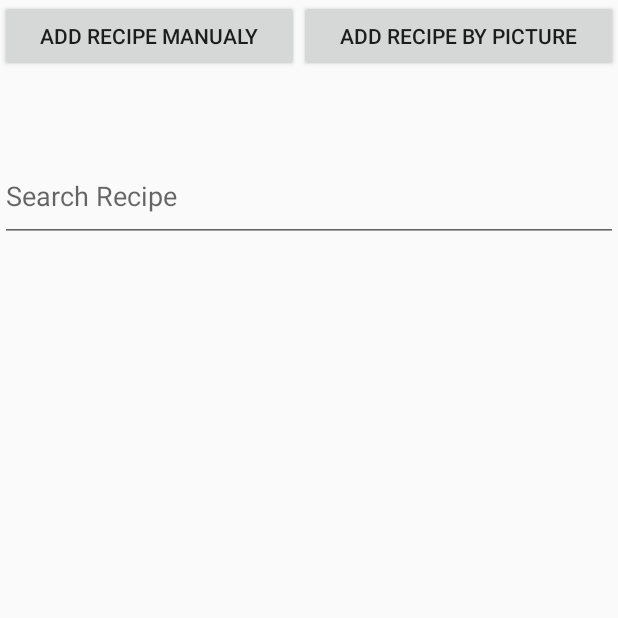
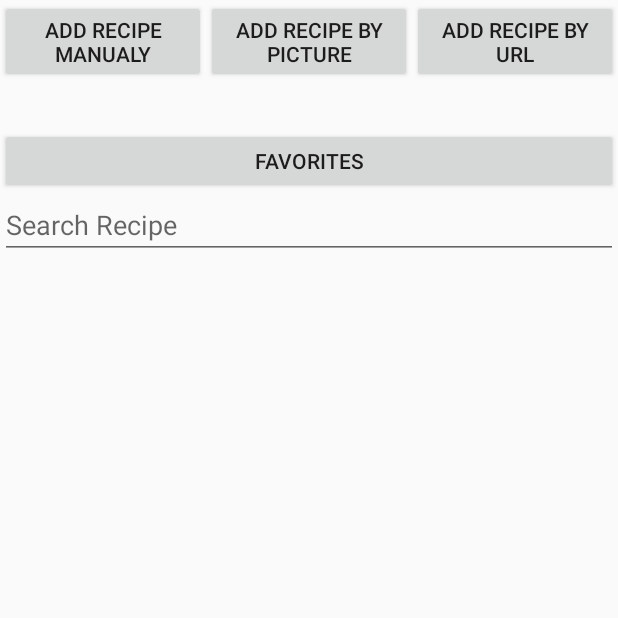
Before and after one commit to Niva13/My-Recipes, an Android app: the HomePageFrag screen opened through its navigation route, on a phone screen of 412 x 824 dp, the top half of it. Run offline under Robolectric (Android 15) with nearby library versions, the phone set to English and light mode, and no system bars; our stand-ins replace Firebase (no records; nobody signed in at launch, a user with empty details on screens opened directly).

Commit message:
2.1.2025

```diff
--- a/app/src/main/java/com/example/recipes/activities/MainActivity.java
+++ b/app/src/main/java/com/example/recipes/activities/MainActivity.java
@@ -1,7 +1,12 @@
 package com.example.recipes.activities;
+
+
+import android.content.Context;
 import android.os.Bundle;
 import android.view.View;
 import android.widget.EditText;
+import android.widget.ListAdapter;
+import android.widget.TextView;
 import android.widget.Toast;
 
 import androidx.activity.EdgeToEdge;
@@ -11,12 +16,16 @@ import androidx.core.graphics.Insets;
 import androidx.core.view.ViewCompat;
 import androidx.core.view.WindowInsetsCompat;
 import androidx.navigation.Navigation;
+import androidx.recyclerview.widget.DefaultItemAnimator;
+import androidx.recyclerview.widget.LinearLayoutManager;
 import androidx.recyclerview.widget.RecyclerView;
 
 import com.example.recipes.R;
 import com.example.recipes.Recepie;
 import com.example.recipes.User;
+import com.example.recipes.fragments.CustomeAdapter;
 import com.example.recipes.fragments.DataModel;
+import com.example.recipes.fragments.HomePageFrag;
 import com.google.android.gms.tasks.OnCompleteListener;
 import com.google.android.gms.tasks.Task;
 import com.google.firebase.auth.AuthResult;
@@ -29,15 +38,22 @@ import com.google.firebase.database.FirebaseDatabase;
 import com.google.firebase.database.ValueEventListener;
 
 import java.util.ArrayList;
+import java.util.HashMap;
+import java.util.List;
+import java.util.Map;
 
 public class MainActivity extends AppCompatActivity {
 
     private FirebaseAuth mAuth;
     private User theUser;
-
     private String U_id;
 
+    private RecyclerView RV;
+    private CustomeAdapter adapter;
+    private List<DataModel> DS;
 
+
+    private boolean isFirstTime = true;
     @Override
     protected void onCreate(Bundle savedInstanceState) {
         super.onCreate(savedInstanceState);
@@ -118,6 +134,7 @@ public class MainActivity extends AppCompatActivity {
 
     public void saveRecepie(Recepie recepie) {
 
+        //FirebaseDatabase
         FirebaseDatabase database = FirebaseDatabase.getInstance();
         DatabaseReference myRef = database.getReference("users").child(U_id).child("recipes").child(recepie.getName());
 
@@ -126,30 +143,40 @@ public class MainActivity extends AppCompatActivity {
     }
 
 
-    public void readData(ArrayList<DataModel> dataSet) {
+    public void readData(Context context)
+    {
         // Read from the database
 
         FirebaseDatabase database = FirebaseDatabase.getInstance();
         FirebaseUser user = FirebaseAuth.getInstance().getCurrentUser();
         U_id = user.getUid();
 
-        DatabaseReference myRef = database.getReference("users").child(U_id);
-
+        DatabaseReference myRef = database.getReference("users").child(U_id).child("recipes");
+        try {
             myRef.addValueEventListener(new ValueEventListener() {
                 @Override
                 public void onDataChange(DataSnapshot dataSnapshot) {
-                User value = dataSnapshot.getValue(User.class);
-
-                RecyclerView RV = findViewById(R.id.RVRecipes);
-                //RV.setAdapter();
+                    LinearLayoutManager layoutManager= new LinearLayoutManager(context);
+                    RecyclerView Recipes = findViewById(R.id.RVRecipes);
+                    ArrayList<DataModel> dataSet  = new ArrayList<>();
+                    Recipes.setLayoutManager(layoutManager);
+                    Recipes.setItemAnimator(new DefaultItemAnimator());
 
 
-                /*if (value != null) {
-                    callback.onDataReceived(value);  // Pass the user data to the callback
-                }*/
+                    if(!isFirstTime){
+                        isFirstTime = false;
+                        dataSet.clear(); // Clear the dataset to avoid duplicates
+                    }
 
-                /*TextView Hello_user = findViewById(R.id.textView);
-                Hello_user.setText("Email: "+value.getEmail());*/
+                    for (DataSnapshot recipeSnapshot : dataSnapshot.getChildren()) {
+                        Map<String,Object> recepie = new HashMap<>();
+                        recepie.put(recipeSnapshot.getKey(),recipeSnapshot.getValue());
+                        if (recepie != null) {
+                            dataSet.add(new DataModel(recipeSnapshot.getKey(), recipeSnapshot.getValue()));
+                        }
+                    }
+                    adapter= new CustomeAdapter(context, dataSet);
+                    Recipes.setAdapter(adapter);
                 }
 
                 @Override
@@ -158,6 +185,18 @@ public class MainActivity extends AppCompatActivity {
 
                 }
             });
+        }catch (Exception e){
+
+        }
     }
 
+    public void filterList(String s){
+        adapter.filter(s);
     }
+
+
+    public void getFavorite(Context c) {
+
+
+    }
+}
--- a/app/src/main/java/com/example/recipes/fragments/HomePageFrag.java
+++ b/app/src/main/java/com/example/recipes/fragments/HomePageFrag.java
@@ -1,5 +1,6 @@
 package com.example.recipes.fragments;
 
+import android.content.Context;
 import android.os.Bundle;
 
 import androidx.activity.OnBackPressedCallback;
@@ -16,8 +17,10 @@ import android.view.View;
 import android.view.ViewGroup;
 import android.widget.Button;
 import android.widget.EditText;
+import android.widget.Toast;
 
 import com.example.recipes.R;
+import com.example.recipes.Recepie;
 import com.example.recipes.User;
 import com.example.recipes.activities.MainActivity;
 
@@ -45,10 +48,6 @@ public class HomePageFrag extends Fragment {
     private static final String ARG_PARAM1 = "param1";
     private static final String ARG_PARAM2 = "param2";
 
-    private LinearLayoutManager layoutManager;
-    private CustomeAdapter adapter;
-    private RecyclerView Recipes;
-    private ArrayList<DataModel> dataSet;
 
 
     // TODO: Rename and change types of parameters
@@ -94,24 +93,18 @@ public class HomePageFrag extends Fragment {
         // Inflate the layout for this fragment
         View view = inflater.inflate(R.layout.home_page_frag, container, false);
         MainActivity mainActivity = (MainActivity) getActivity();
-        dataSet = new ArrayList<>();
-        mainActivity.readData(dataSet);
 
 
         Button AddRecipe = view.findViewById(R.id.BuAddRecipe);
         Button AddRecipePic = view.findViewById(R.id.BuAddRecipePic);
+        Button AddRecipeUrl = view.findViewById(R.id.BuAddRecipeUrl);
+        Button Favorites = view.findViewById(R.id.BuFavorites);
+
 
         EditText SearchRecipe = view.findViewById(R.id.ETSearchRecipe);
 
-        Recipes = view.findViewById(R.id.RVRecipes);
+        mainActivity.readData(this.getContext());
 
-
-        layoutManager = new LinearLayoutManager(this.getContext());
-        Recipes.setLayoutManager(layoutManager);
-
-        Recipes.setItemAnimator(new DefaultItemAnimator());
-
-        adapter = new CustomeAdapter(this.getContext(),dataSet);
 
 
         AddRecipe.setOnClickListener(new View.OnClickListener() {
@@ -140,7 +133,8 @@ public class HomePageFrag extends Fragment {
 
             @Override
             public void onTextChanged(CharSequence s, int start, int before, int count) {
-                adapter.filter(s.toString());
+                mainActivity.filterList(s.toString());
+                //adapter.filter(s.toString());
             }
 
             @Override
@@ -150,6 +144,23 @@ public class HomePageFrag extends Fragment {
         });
 
 
+        AddRecipeUrl.setOnClickListener(new View.OnClickListener() {
+            @Override
+            public void onClick(View v) {
+                Navigation.findNavController(view).navigate(R.id.action_homePageFrag_to_newRecipeUrlFrag);
+            }
+        });
+
+        Favorites.setOnClickListener(new View.OnClickListener() {
+            @Override
+            public void onClick(View v) {
+                Navigation.findNavController(view).navigate(R.id.action_homePageFrag_to_favoritesFrag);
+            }
+        });
+
+
+
+
         return view;
     }
 }
--- a/app/src/main/res/layout/home_page_frag.xml
+++ b/app/src/main/res/layout/home_page_frag.xml
@@ -14,19 +14,33 @@
 
         <Button
             android:id="@+id/BuAddRecipe"
-            android:layout_width="wrap_content"
+            android:layout_width="match_parent"
             android:layout_height="wrap_content"
             android:layout_weight="1"
             android:text="add recipe manualy" />
 
         <Button
             android:id="@+id/BuAddRecipePic"
-            android:layout_width="wrap_content"
+            android:layout_width="match_parent"
             android:layout_height="wrap_content"
             android:layout_weight="1"
             android:text="add recipe by picture" />
 
+        <Button
+            android:id="@+id/BuAddRecipeUrl"
+            android:layout_width="match_parent"
+            android:layout_height="wrap_content"
+            android:layout_weight="1"
+            android:text="add recipe by Url" />
+
     </LinearLayout>
+
+    <Button
+        android:id="@+id/BuFavorites"
+        android:layout_width="match_parent"
+        android:layout_height="match_parent"
+        android:layout_weight="0.95"
+        android:text="favorites" />
 
     <EditText
         android:id="@+id/ETSearchRecipe"
@@ -41,6 +55,6 @@
         android:id="@+id/RVRecipes"
         android:layout_width="match_parent"
         android:layout_height="match_parent"
-        android:layout_weight="0.2" />
+        android:layout_weight="0.21" />
 
 </LinearLayout>
--- a/app/src/main/res/navigation/ma_sheba_lachem.xml
+++ b/app/src/main/res/navigation/ma_sheba_lachem.xml
@@ -34,6 +34,15 @@
         <action
             android:id="@+id/action_homePageFrag_to_newRecipePicFrag"
             app:destination="@id/newRecipePicFrag" />
+        <action
+            android:id="@+id/action_homePageFrag_to_favoritesFrag"
+            app:destination="@id/favoritesFrag" />
+        <action
+            android:id="@+id/action_homePageFrag_to_newRecipeUrlFrag"
+            app:destination="@id/newRecipeUrlFrag" />
+        <action
+            android:id="@+id/action_homePageFrag_to_showRecipeFrag"
+            app:destination="@id/showRecipeFrag" />
     </fragment>
     <fragment
         android:id="@+id/loginFrag"
@@ -56,4 +65,23 @@
             android:id="@+id/action_newRecipePicFrag_to_homePageFrag"
             app:destination="@id/homePageFrag" />
     </fragment>
+    <fragment
+        android:id="@+id/favoritesFrag"
+        android:name="com.example.recipes.fragments.FavoritesFrag"
+        android:label="fragment_favorites"
+        tools:layout="@layout/fragment_favorites" />
+    <fragment
+        android:id="@+id/newRecipeUrlFrag"
+        android:name="com.example.recipes.fragments.NewRecipeUrlFrag"
+        android:label="fragment_new_recipe_url"
+        tools:layout="@layout/fragment_new_recipe_url" >
+        <action
+            android:id="@+id/action_newRecipeUrlFrag_to_homePageFrag"
+            app:destination="@id/homePageFrag" />
+    </fragment>
+    <fragment
+        android:id="@+id/showRecipeFrag"
+        android:name="com.example.recipes.fragments.ShowRecipeFrag"
+        android:label="fragment_show_recipe"
+        tools:layout="@layout/fragment_show_recipe" />
 </navigation>
```
Also changed, not shown: app/src/main/java/com/example/recipes/User.java (+17 -44 lines), app/src/main/java/com/example/recipes/fragments/CustomeAdapter.java (+11 -2 lines), app/src/main/java/com/example/recipes/fragments/DataModel.java (+23 -6 lines), app/src/main/java/com/example/recipes/fragments/NewRecipePicFrag.java (+10 -0 lines), app/src/main/java/com/example/recipes/fragments/NewRecipesFrag.java (+67 -15 lines), app/src/main/res/layout/recipe_pattern.xml (+17 -10 lines), app/src/main/res/drawable/dog.png (deleted). Lines whose indentation alone changed are shown as unchanged.
